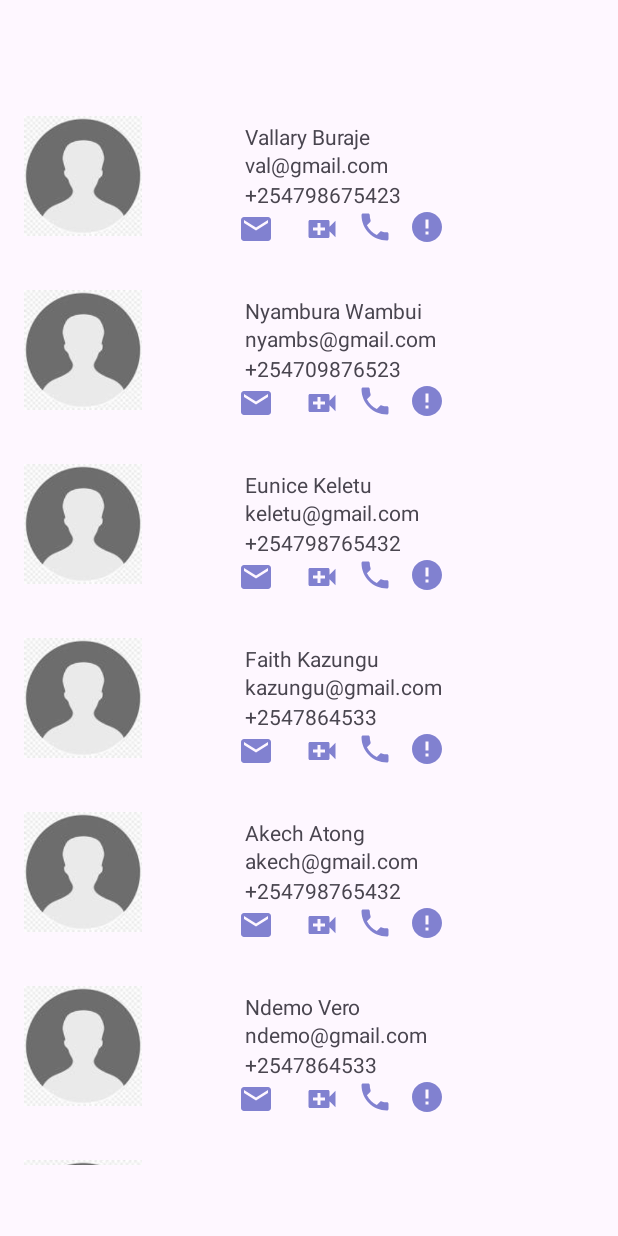
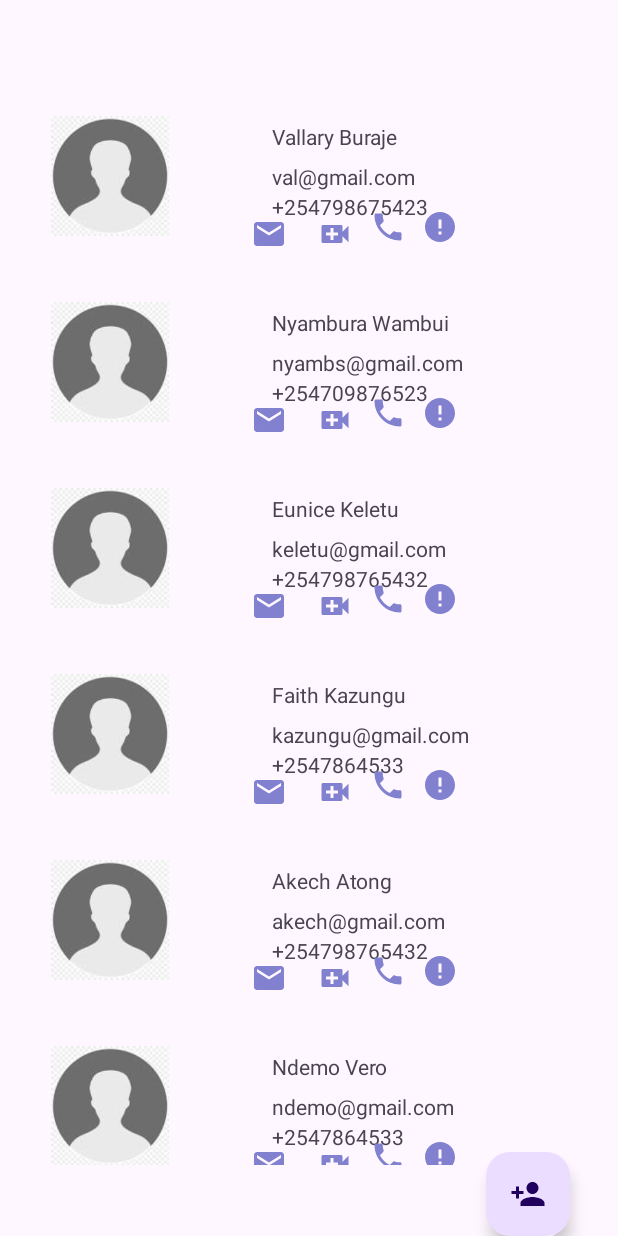
Before and after one commit to Masian-Parkire/contactsapp, an Android app: the screen it shows after launch (MainActivity), on a phone screen of 412 x 824 dp. Run offline under Robolectric (Android 15) with nearby library versions, the phone set to English and light mode, and no system bars; our stand-ins replace Picasso; libraries missing offline, so code that uses them is left out: jp.wasabeef.picasso; pictures from the network do not load; 1 statement that could not run was skipped.

Commit message:
Added New Activity

```diff
--- a/app/build.gradle
+++ b/app/build.gradle
@@ -44,4 +44,6 @@ dependencies {
     testImplementation 'junit:junit:4.13.2'
     androidTestImplementation 'androidx.test.ext:junit:1.1.5'
     androidTestImplementation 'androidx.test.espresso:espresso-core:3.5.1'
+    implementation 'com.squareup.picasso:picasso:2.8'
+    implementation 'jp.wasabeef:picasso-transformations:2.4.0'
 }
--- a/app/src/main/AndroidManifest.xml
+++ b/app/src/main/AndroidManifest.xml
@@ -1,6 +1,8 @@
 <?xml version="1.0" encoding="utf-8"?>
 <manifest xmlns:android="http://schemas.android.com/apk/res/android"
     xmlns:tools="http://schemas.android.com/tools">
+
+    <uses-permission android:name="android.permission.INTERNET" />
 
     <application
         android:allowBackup="true"
@@ -13,6 +15,9 @@
         android:theme="@style/Theme.MyContacts"
         tools:targetApi="31">
         <activity
+            android:name=".AddActivity"
+            android:exported="false" />
+        <activity
             android:name=".MainActivity"
             android:exported="true">
             <intent-filter>
--- a/app/src/main/java/dev/masian/mycontacts/MainActivity.kt
+++ b/app/src/main/java/dev/masian/mycontacts/MainActivity.kt
@@ -1,7 +1,9 @@
 package dev.masian.mycontacts
 
+import android.content.Intent
 import androidx.appcompat.app.AppCompatActivity
 import android.os.Bundle
+import android.widget.Toast
 import androidx.recyclerview.widget.LinearLayoutManager
 import dev.masian.mycontacts.databinding.ActivityMainBinding
 
@@ -16,26 +18,33 @@ class MainActivity : AppCompatActivity() {
     override fun onResume() {
         super.onResume()
         displayContacts()
+
+        binding.ivplussy.setOnClickListener {
+            val intent=Intent(this,AddActivity::class.java)
+            startActivity(intent)
+        }
+
+
     }
 
 
     fun displayContacts(){
-        var contact1=ContactData("","Vallary Buraje","val@gmail.com","+254798675423")
-        var contact2=ContactData("","Nyambura Wambui","nyambs@gmail.com","+254709876523")
+        var contact1=ContactData("https://images.unsplash.com/photo-1496203695688-3b8985780d6a?ixlib=rb-4.0.3&ixid=M3wxMjA3fDB8MHxzZWFyY2h8MTh8fHByb2ZpbGUlMjBwaWN0dXJlcyUyMG9mJTIwYmxhcWNrJTIwcGVvcGxlfGVufDB8fDB8fHww&auto=format&fit=crop&w=500&q=60","Vallary Buraje","val@gmail.com","+254798675423")
+        var contact2=ContactData("https://images.unsplash.com/photo-1535295972055-1c762f4483e5?ixlib=rb-4.0.3&ixid=M3wxMjA3fDB8MHxwaG90by1wYWdlfHx8fGVufDB8fHx8fA%3D%3D&auto=format&fit=crop&w=387&q=80","Nyambura Wambui","nyambs@gmail.com","+254709876523")
 
-        var contact3=ContactData("","Eunice Keletu","keletu@gmail.com","+254798765432")
-        var contact4=ContactData("","Faith Kazungu","kazungu@gmail.com","+2547864533")
-        var contact5=ContactData("","Akech Atong","akech@gmail.com","+254798765432")
-        var contact6=ContactData("","Ndemo Vero","ndemo@gmail.com","+2547864533")
-        var contact7=ContactData("","Clarine Antiba","antiba@gmail.com","+254798765432")
-        var contact8=ContactData("","Susan Maina","maina@gmail.com","+2547864533")
-        var contact9=ContactData("","Loice Kanini","kanini@gmail.com","+254798765432")
-        var contact10=ContactData("","Sonia Wanjiku","wanjiku@gmail.com","+2547864533")
-        var contact11=ContactData("","Christine Anne","anne@gmail.com","+254798765432")
-        var contact12=ContactData("","Elizabeth Wambui","eliza@gmail.com","+2547864533")
-        var contact13=ContactData("","Faith Ndunge","ndunge@gmail.com","+254798765432")
-        var contact14=ContactData("","Juliet Olieng","olieng@gmail.com","+2547864533")
-        var contact15=ContactData("","Purity Ndirangu","olieng@gmail.com","+2547864533")
+        var contact3=ContactData("https://images.unsplash.com/photo-1526413232644-8a40f03cc03b?ixlib=rb-4.0.3&ixid=M3wxMjA3fDB8MHxzZWFyY2h8NXx8cHJvZmlsZSUyMHBpY3R1cmVzJTIwb2YlMjBibGFxY2slMjBwZW9wbGV8ZW58MHx8MHx8fDA%3D&auto=format&fit=crop&w=500&q=60","Eunice Keletu","keletu@gmail.com","+254798765432")
+        var contact4=ContactData("https://images.unsplash.com/photo-1492106087820-71f1a00d2b11?ixlib=rb-4.0.3&ixid=M3wxMjA3fDB8MHxzZWFyY2h8MTR8fHByb2ZpbGUlMjBwaWN0dXJlcyUyMG9mJTIwYmxhcWNrJTIwcGVvcGxlfGVufDB8fDB8fHww&auto=format&fit=crop&w=500&q=60","Faith Kazungu","kazungu@gmail.com","+2547864533")
+        var contact5=ContactData("https://images.unsplash.com/photo-1589156280159-27698a70f29e?ixlib=rb-4.0.3&ixid=M3wxMjA3fDB8MHxzZWFyY2h8Mnx8YmxhY2slMjBwZW9wbGV8ZW58MHx8MHx8fDA%3D&auto=format&fit=crop&w=500&q=60","Akech Atong","akech@gmail.com","+254798765432")
+        var contact6=ContactData("https://images.unsplash.com/photo-1529245019870-59b249281fd3?ixlib=rb-4.0.3&ixid=M3wxMjA3fDB8MHxzZWFyY2h8MTJ8fGJsYWNrJTIwcGVvcGxlfGVufDB8fDB8fHww&auto=format&fit=crop&w=500&q=60","Ndemo Vero","ndemo@gmail.com","+2547864533")
+        var contact7=ContactData("https://images.unsplash.com/photo-1531384441138-2736e62e0919?ixlib=rb-4.0.3&ixid=M3wxMjA3fDB8MHxwaG90by1wYWdlfHx8fGVufDB8fHx8fA%3D%3D&auto=format&fit=crop&w=387&q=80","Clarine Antiba","antiba@gmail.com","+254798765432")
+        var contact8=ContactData("https://images.unsplash.com/photo-1539701938214-0d9736e1c16b?ixlib=rb-4.0.3&ixid=M3wxMjA3fDB8MHxzZWFyY2h8MTd8fGJsYWNrJTIwcGVvcGxlfGVufDB8fDB8fHww&auto=format&fit=crop&w=500&q=60","Susan Maina","maina@gmail.com","+2547864533")
+        var contact9=ContactData("https://images.unsplash.com/photo-1523450001312-faa4e2e37f0f?ixlib=rb-4.0.3&ixid=M3wxMjA3fDB8MHxzZWFyY2h8MjF8fGJsYWNrJTIwcGVvcGxlfGVufDB8fDB8fHww&auto=format&fit=crop&w=500&q=60","Loice Kanini","kanini@gmail.com","+254798765432")
+        var contact10=ContactData("https://images.unsplash.com/photo-1508970707-f6426fb47503?ixlib=rb-4.0.3&ixid=M3wxMjA3fDB8MHxzZWFyY2h8MjR8fGJsYWNrJTIwcGVvcGxlfGVufDB8fDB8fHww&auto=format&fit=crop&w=500&q=60","Sonia Wanjiku","wanjiku@gmail.com","+2547864533")
+        var contact11=ContactData("https://images.unsplash.com/photo-1550332781-aecd27f7434f?ixlib=rb-4.0.3&ixid=M3wxMjA3fDB8MHxzZWFyY2h8Mjd8fGJsYWNrJTIwcGVvcGxlfGVufDB8fDB8fHww&auto=format&fit=crop&w=500&q=60","Christine Anne","anne@gmail.com","+254798765432")
+        var contact12=ContactData("https://images.unsplash.com/photo-1583994009785-37ec30bf9342?ixlib=rb-4.0.3&ixid=M3wxMjA3fDB8MHxwaG90by1wYWdlfHx8fGVufDB8fHx8fA%3D%3D&auto=format&fit=crop&w=388&q=80","Elizabeth Wambui","eliza@gmail.com","+2547864533")
+        var contact13=ContactData("https://images.unsplash.com/photo-1589156229687-496a31ad1d1f?ixlib=rb-4.0.3&ixid=M3wxMjA3fDB8MHxwaG90by1wYWdlfHx8fGVufDB8fHx8fA%3D%3D&auto=format&fit=crop&w=386&q=80","Faith Ndunge","ndunge@gmail.com","+254798765432")
+        var contact14=ContactData("https://images.unsplash.com/photo-1589156191108-c762ff4b96ab?ixlib=rb-4.0.3&ixid=M3wxMjA3fDB8MHxzZWFyY2h8Mjh8fGJsYWNrJTIwcGVvcGxlfGVufDB8fDB8fHww&auto=format&fit=crop&w=500&q=60","Juliet Olieng","olieng@gmail.com","+2547864533")
+        var contact15=ContactData("https://images.unsplash.com/photo-1548259483-798906ada6bc?ixlib=rb-4.0.3&ixid=M3wxMjA3fDB8MHxzZWFyY2h8Mzl8fGJsYWNrJTIwcGVvcGxlfGVufDB8fDB8fHww&auto=format&fit=crop&w=500&q=60","Purity Ndirangu","olieng@gmail.com","+2547864533")
 
 
         var contactLists= listOf<ContactData>(contact1,contact2,contact3,contact4,contact5,contact6,contact7,contact8,contact9,contact10,
@@ -46,4 +55,7 @@ class MainActivity : AppCompatActivity() {
 
     }
 
+
+
+
 }
--- a/app/src/main/java/dev/masian/mycontacts/NamesRvAdapter.kt
+++ b/app/src/main/java/dev/masian/mycontacts/NamesRvAdapter.kt
@@ -4,7 +4,9 @@ import android.view.LayoutInflater
 import android.view.ViewGroup
 import androidx.recyclerview.widget.RecyclerView
 import androidx.recyclerview.widget.RecyclerView.ViewHolder
+import com.squareup.picasso.Picasso
 import dev.masian.mycontacts.databinding.ContactListItemBinding
+import jp.wasabeef.picasso.transformations.CropCircleTransformation as CropCircleTransformation1
 
 class NamesRvAdapter(var contactLists: List<ContactData>):RecyclerView.Adapter<ContactViewHolder>() {
     override fun onCreateViewHolder(parent: ViewGroup, viewType: Int): ContactViewHolder {
@@ -14,10 +16,18 @@ class NamesRvAdapter(var contactLists: List<ContactData>):RecyclerView.Adapter<C
 
     override fun onBindViewHolder(holder: ContactViewHolder, position: Int) {
         var contactt =contactLists[position]
+        var binding=holder.binding
 //        holder.binding.ivAvatar.toString()
         holder.binding.tvName.text=contactt.displayName
         holder.binding.tvEmail.text=contactt.email
         holder.binding.tvNumber.text=contactt.number
+        Picasso
+            .get()
+            .load(contactt.avatar)
+            .resize(80,80)
+            .centerCrop()
+            .transform(CropCircleTransformation1())
+            .into(binding.ivAvatar)
 
 
     }
--- /dev/null
+++ b/app/src/main/res/drawable/baseline_person_add_24.xml
@@ -0,0 +1,5 @@
+<vector android:height="24dp" android:tint="#8181D0"
+    android:viewportHeight="24" android:viewportWidth="24"
+    android:width="24dp" xmlns:android="http://schemas.android.com/apk/res/android">
+    <path android:fillColor="@android:color/white" android:pathData="M15,12c2.21,0 4,-1.79 4,-4s-1.79,-4 -4,-4 -4,1.79 -4,4 1.79,4 4,4zM6,10L6,7L4,7v3L1,10v2h3v3h2v-3h3v-2L6,10zM15,14c-2.67,0 -8,1.34 -8,4v2h16v-2c0,-2.66 -5.33,-4 -8,-4z"/>
+</vector>
--- a/app/src/main/res/layout/activity_main.xml
+++ b/app/src/main/res/layout/activity_main.xml
@@ -2,6 +2,7 @@
 <androidx.constraintlayout.widget.ConstraintLayout xmlns:android="http://schemas.android.com/apk/res/android"
     xmlns:app="http://schemas.android.com/apk/res-auto"
     xmlns:tools="http://schemas.android.com/tools"
+
     android:layout_width="match_parent"
     android:layout_height="match_parent"
     tools:context=".MainActivity">
@@ -14,4 +15,20 @@
         app:layout_constraintEnd_toEndOf="parent"
         app:layout_constraintStart_toStartOf="parent"
         app:layout_constraintTop_toTopOf="parent" />
+
+    <com.google.android.material.floatingactionbutton.FloatingActionButton
+        android:id="@+id/ivplussy"
+        android:layout_width="wrap_content"
+        android:layout_height="wrap_content"
+        android:layout_marginStart="320dp"
+        android:layout_marginEnd="32dp"
+        android:clickable="true"
+        android:contentDescription="Add Contact"
+        app:layout_constraintBottom_toBottomOf="parent"
+        app:layout_constraintEnd_toEndOf="parent"
+        app:layout_constraintHorizontal_bias="1.0"
+        app:layout_constraintStart_toStartOf="parent"
+        app:layout_constraintTop_toBottomOf="@+id/rvContacts"
+        app:layout_constraintVertical_bias="1.0"
+        app:srcCompat="@drawable/baseline_person_add_24" />
 </androidx.constraintlayout.widget.ConstraintLayout>
--- a/app/src/main/res/layout/contact_list_item.xml
+++ b/app/src/main/res/layout/contact_list_item.xml
@@ -9,8 +9,9 @@
         android:id="@+id/ivAvatar"
         android:layout_width="80dp"
         android:layout_height="80dp"
-        android:layout_marginStart="14dp"
+        android:layout_marginStart="32dp"
         android:layout_marginTop="24dp"
+        android:layout_marginBottom="8dp"
         app:layout_constraintBottom_toBottomOf="parent"
         app:layout_constraintStart_toStartOf="parent"
         app:layout_constraintTop_toTopOf="parent"
@@ -53,6 +54,8 @@
         android:layout_marginStart="68dp"
         android:layout_marginTop="1dp"
         android:layout_marginEnd="10dp"
+        android:layout_marginBottom="8dp"
+        app:layout_constraintBottom_toBottomOf="parent"
         app:layout_constraintEnd_toStartOf="@+id/ivVideo"
         app:layout_constraintStart_toEndOf="@+id/ivAvatar"
         app:layout_constraintTop_toBottomOf="@+id/tvNumber"
@@ -65,6 +68,8 @@
         android:layout_marginStart="10dp"
         android:layout_marginTop="1dp"
         android:layout_marginEnd="8dp"
+        android:layout_marginBottom="8dp"
+        app:layout_constraintBottom_toBottomOf="parent"
         app:layout_constraintEnd_toStartOf="@+id/ivCall"
         app:layout_constraintStart_toEndOf="@+id/ivText"
         app:layout_constraintTop_toBottomOf="@+id/tvNumber"
@@ -77,6 +82,8 @@
         android:layout_marginStart="3dp"
         android:layout_marginTop="92dp"
         android:layout_marginEnd="7dp"
+        android:layout_marginBottom="8dp"
+        app:layout_constraintBottom_toBottomOf="parent"
         app:layout_constraintEnd_toStartOf="@+id/ivError"
         app:layout_constraintStart_toEndOf="@+id/ivVideo"
         app:layout_constraintTop_toTopOf="parent"
@@ -89,6 +96,8 @@
         android:layout_marginStart="3dp"
         android:layout_marginTop="92dp"
         android:layout_marginEnd="119dp"
+        android:layout_marginBottom="8dp"
+        app:layout_constraintBottom_toBottomOf="parent"
         app:layout_constraintEnd_toEndOf="parent"
         app:layout_constraintStart_toEndOf="@+id/ivCall"
         app:layout_constraintTop_toTopOf="parent"
```
Also changed, not shown: app/src/main/java/dev/masian/mycontacts/AddActivity.kt (added, +125 -0 lines), app/src/main/res/layout/activity_add.xml (added, +105 -0 lines).
